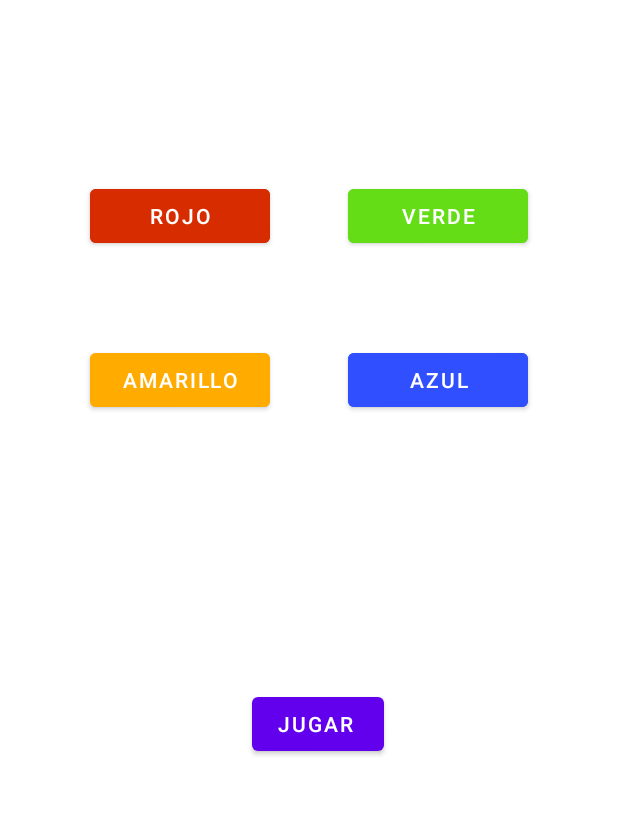
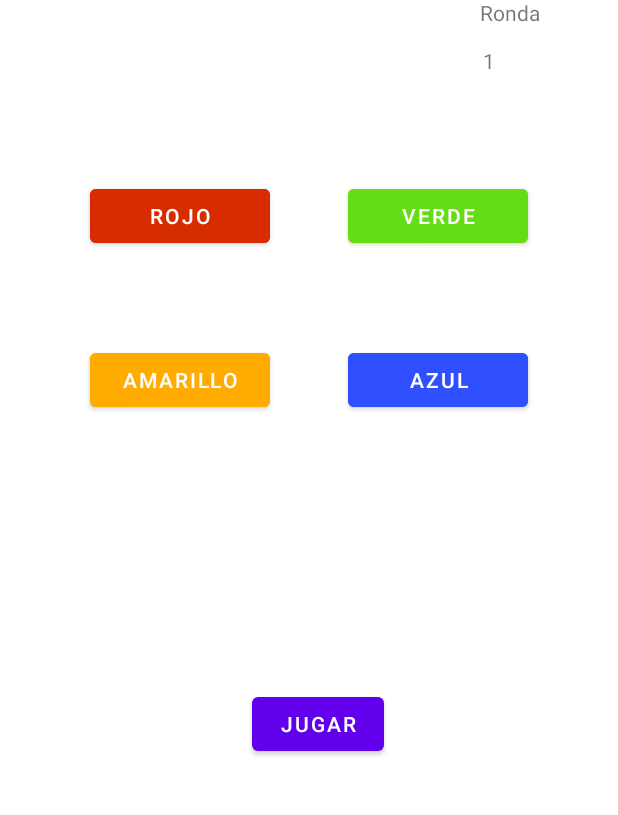
Before and after one commit to patriciamv97/SimonDice, an Android app: the screen it shows after launch (MainActivity), on a phone screen of 412 x 824 dp, the part 212-1027 px from its top. Run offline under Robolectric (Android 15) with nearby library versions, the light colour scheme and no system bars.

Commit message:
Se cambia el id de los elementos. El jugador clika el boton de jugar y se muestra en el layout y en el logcat

```diff
--- a/app/src/main/java/com/dam2a/simondice/MainActivity.kt
+++ b/app/src/main/java/com/dam2a/simondice/MainActivity.kt
@@ -2,10 +2,24 @@ package com.dam2a.simondice
 
 import androidx.appcompat.app.AppCompatActivity
 import android.os.Bundle
+import android.util.Log
+import android.widget.Button
 
 class MainActivity : AppCompatActivity() {
     override fun onCreate(savedInstanceState: Bundle?) {
         super.onCreate(savedInstanceState)
         setContentView(R.layout.activity_main)
+        //Asigno a la variable empezarJugar el id del boton jugar
+        val empezarJugar :Button = findViewById(R.id.jugar)
+
+        //Cuando clikas el botón se muestra la ronda
+        empezarJugar.setOnClickListener{
+            mostrarRonda()
+        }
+
     }
-}
+
+    }
+    private fun mostrarRonda(){
+         Log.d("Estado","Mostrando ronda")
+    }
--- a/app/src/main/res/layout/activity_main.xml
+++ b/app/src/main/res/layout/activity_main.xml
@@ -15,42 +15,42 @@
         app:layout_constraintGuide_percent="0.41" />
 
     <Button
-        android:id="@+id/button"
+        android:id="@+id/rojo"
         android:layout_width="120dp"
         android:layout_height="wrap_content"
         android:layout_marginStart="60dp"
         android:backgroundTint="#D72B00"
-        android:text="ROJO"
+        android:text="@string/rojo"
         app:layout_constraintBottom_toTopOf="@+id/guideline6"
         app:layout_constraintStart_toStartOf="parent" />
 
     <Button
-        android:id="@+id/button2"
+        android:id="@+id/verde"
         android:layout_width="120dp"
         android:layout_height="wrap_content"
         android:layout_marginEnd="60dp"
         android:backgroundTint="#64DD17"
-        android:text="VERDE"
+        android:text="@string/verde"
         app:layout_constraintBottom_toTopOf="@+id/guideline6"
         app:layout_constraintEnd_toEndOf="parent" />
 
     <Button
-        android:id="@+id/button3"
+        android:id="@+id/amarillo"
         android:layout_width="120dp"
         android:layout_height="wrap_content"
         android:layout_marginStart="60dp"
         android:backgroundTint="#FFAB00"
-        android:text="AMARILLO"
+        android:text="@string/amarillo"
         app:layout_constraintStart_toStartOf="parent"
         app:layout_constraintTop_toTopOf="@+id/guideline7" />
 
     <Button
-        android:id="@+id/button4"
+        android:id="@+id/azul"
         android:layout_width="120dp"
         android:layout_height="wrap_content"
         android:layout_marginEnd="60dp"
         android:backgroundTint="#304FFE"
-        android:text="AZUL"
+        android:text="@string/azul"
         app:layout_constraintEnd_toEndOf="parent"
         app:layout_constraintTop_toTopOf="@+id/guideline7" />
 
@@ -62,13 +62,12 @@
         app:layout_constraintGuide_begin="206dp" />
 
     <Button
-        android:id="@+id/button5"
+        android:id="@+id/jugar"
         android:layout_width="wrap_content"
         android:layout_height="wrap_content"
         android:layout_marginEnd="156dp"
         android:layout_marginBottom="176dp"
-        android:text="JUGAR
-"
+        android:text="@string/jugar"
         app:layout_constraintBottom_toBottomOf="parent"
         app:layout_constraintEnd_toEndOf="parent" />
 
@@ -92,4 +91,26 @@
         app:layout_constraintStart_toStartOf="parent"
         app:layout_constraintTop_toTopOf="parent" />
 
+    <TextView
+        android:id="@+id/textView2"
+        android:layout_width="wrap_content"
+        android:layout_height="wrap_content"
+        android:layout_marginTop="84dp"
+        android:layout_marginEnd="52dp"
+        android:fontFamily="sans-serif"
+        android:text="Ronda"
+        app:layout_constraintEnd_toEndOf="parent"
+        app:layout_constraintTop_toTopOf="parent" />
+
+    <!-- El jugador clicka el boton y se muestra la ronda-->
+    <TextView
+        android:id="@+id/textView3"
+        android:layout_width="50dp"
+        android:layout_height="30dp"
+        android:layout_marginTop="116dp"
+        android:layout_marginEnd="40dp"
+        android:text="1"
+        app:layout_constraintEnd_toEndOf="parent"
+        app:layout_constraintTop_toTopOf="parent" />
+
 </androidx.constraintlayout.widget.ConstraintLayout>
--- a/app/src/main/res/values/strings.xml
+++ b/app/src/main/res/values/strings.xml
@@ -1,3 +1,9 @@
 <resources>
     <string name="app_name">SimonDice</string>
+    <string name="rojo">Rojo</string>
+    <string name="jugar">Jugar</string>
+    <string name="amarillo">Amarillo</string>
+    <string name="verde">Verde</string>
+    <string name="azul">Azul</string>
+
 </resources>
```
